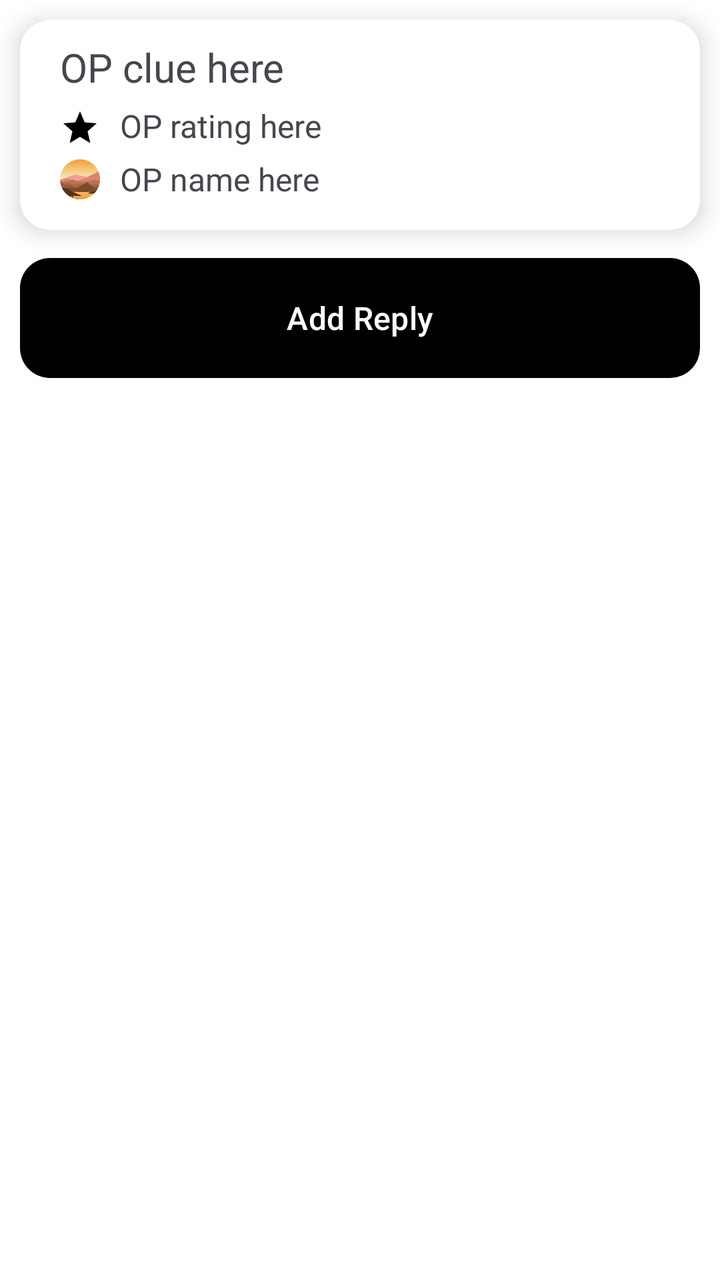
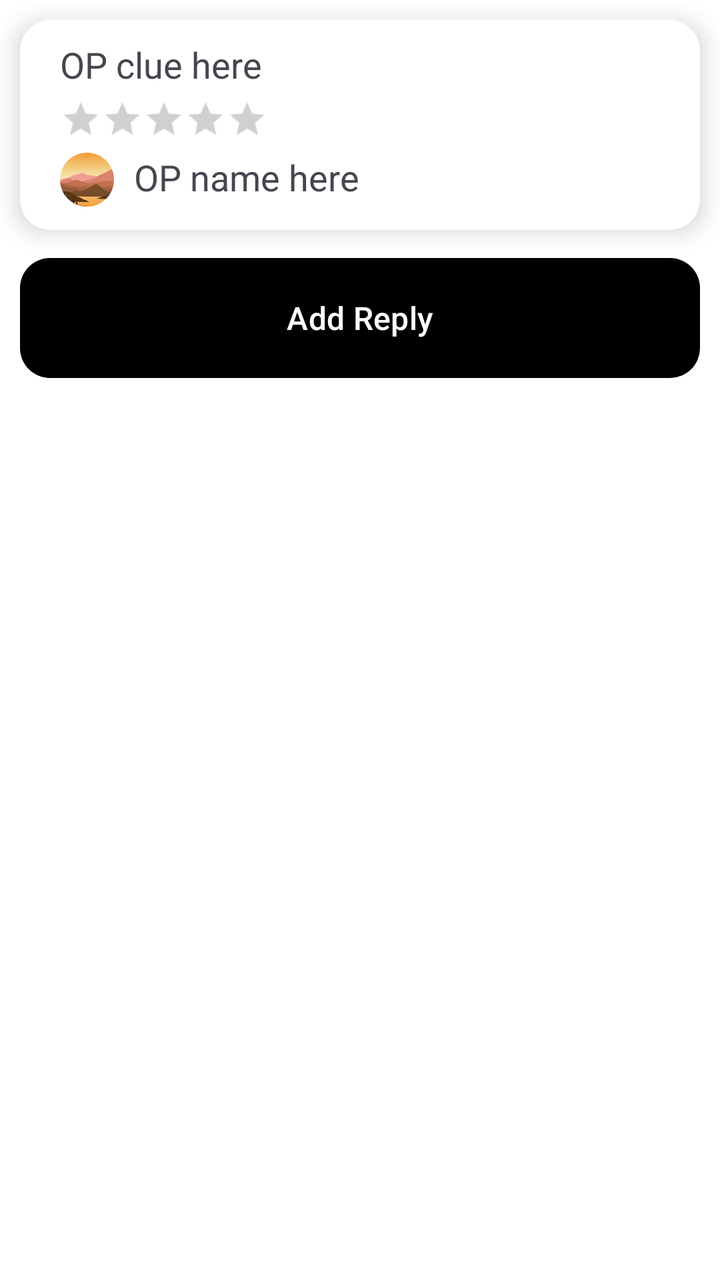

Compare the two renders of this Android layout. The source of the first and the diff that turns it into the second are given below.
<!-- AndroidManifest.xml: application theme Theme.TheApp -->
<!-- res/layout/fragment_post.xml -->
<?xml version="1.0" encoding="utf-8"?>
<androidx.coordinatorlayout.widget.CoordinatorLayout
    xmlns:android="http://schemas.android.com/apk/res/android"
    xmlns:app="http://schemas.android.com/apk/res-auto"
    xmlns:tools="http://schemas.android.com/tools"
    android:layout_width="match_parent"
    android:layout_height="match_parent"
    tools:context=".PostFragment">

    <LinearLayout
        android:layout_width="match_parent"
        android:layout_height="wrap_content"
        android:orientation="vertical">

        <androidx.cardview.widget.CardView
            android:layout_width="match_parent"
            android:layout_height="105dp"
            app:cardCornerRadius="15dp"
            android:layout_margin="10dp"
            android:layout_marginBottom="4dp"
            app:cardElevation="7dp">

            <RelativeLayout
                android:layout_width="match_parent"
                android:layout_height="match_parent"
                android:orientation="vertical">

                <TextView
                    android:id="@+id/originalPostClue"
                    android:layout_width="wrap_content"
                    android:layout_height="wrap_content"
                    android:textSize="20sp"
                    android:text="@string/default_op_clue"
                    android:layout_marginStart="20dp"
                    android:layout_marginEnd="20dp"
                    android:layout_marginTop="10dp"
                    android:maxLines="1"/>

                <ImageView
                    android:layout_width="20dp"
                    android:layout_height="wrap_content"
                    android:layout_below="@id/originalPostClue"
                    android:layout_marginStart="20dp"
                    android:layout_marginTop="5dp"
                    android:src="@drawable/baseline_star_24"/>

                <TextView
                    android:id="@+id/originalPostRating"
                    android:layout_below="@id/originalPostClue"
                    android:layout_width="match_parent"
                    android:layout_height="wrap_content"
                    android:textSize="16sp"
                    android:text="@string/default_op_rating"
                    android:layout_marginStart="50dp"
                    android:layout_marginEnd="50dp"
                    android:layout_marginTop="5dp"/>

                <ImageView
                    android:layout_width="20dp"
                    android:layout_height="32dp"
                    android:layout_below="@id/originalPostRating"
                    android:layout_marginStart="20dp"
                    android:src="@drawable/ic_profile"/>

                <TextView
                    android:id="@+id/originalPostOP"
                    android:layout_below="@id/originalPostRating"
                    android:layout_width="match_parent"
                    android:layout_height="wrap_content"
                    android:textSize="16sp"
                    android:text="@string/default_op_name"
                    android:layout_marginTop="5dp"
                    android:layout_marginStart="50dp"
                    android:layout_marginEnd="50dp"/>

                
                
                
                
                
                
                
                
                

                
                
                
                
                
                
                
                
                

            </RelativeLayout>

        </androidx.cardview.widget.CardView>

        <Button
            android:id="@+id/addReply"
            android:background="@drawable/button_bg"
            android:layout_width="match_parent"
            android:layout_height="60dp"
            android:layout_marginHorizontal="10dp"
            android:layout_marginTop="4dp"
            android:text="@string/write_a_reply"
            android:textSize="16sp"/>


        <androidx.recyclerview.widget.RecyclerView
            android:id="@+id/replyRecyclerView"
            android:layout_width="match_parent"
            android:layout_height="wrap_content"
            android:layout_marginTop="16dp"
            android:layout_marginStart="10dp"
            android:layout_marginEnd="10dp"
            android:clipToPadding="false"
            app:layout_behavior="@string/appbar_scrolling_view_behavior"/>

    </LinearLayout>

</androidx.coordinatorlayout.widget.CoordinatorLayout>
<!-- resources referenced by this layout -->
<resources>
  <!-- drawable baseline_star_24 (drawable) -->
  <vector xmlns:android="http://schemas.android.com/apk/res/android" android:height="24dp" android:tint="#000000" android:viewportHeight="24" android:viewportWidth="24" android:width="24dp">
        
      <path android:fillColor="@android:color/white" android:pathData="M12,17.27L18.18,21l-1.64,-7.03L22,9.24l-7.19,-0.61L12,2 9.19,8.63 2,9.24l5.46,4.73L5.82,21z"/>
      
  </vector>
  <!-- drawable button_bg (drawable) -->
  <?xml version="1.0" encoding="utf-8"?>
  <shape xmlns:android="http://schemas.android.com/apk/res/android"
      android:shape="rectangle">
  
      <solid
          android:color="@color/white"/>
  
      <corners
          android:radius="15dp"/>
  
  </shape>
  <!-- drawable ic_profile (drawable) -->
  <?xml version="1.0" encoding="utf-8"?>
  <bitmap xmlns:android="http://schemas.android.com/apk/res/android"
      android:src="@drawable/cropped_circle_image"
      android:gravity="center">
  
  </bitmap>
  <string name="default_op_clue">OP clue here</string>
  <string name="default_op_name">OP name here</string>
  <string name="default_op_rating">OP rating here</string>
  <string name="write_a_reply">Add Reply</string>
  <style name="Theme.TheApp" parent="Base.Theme.TheApp">
          
          <item name="android:navigationBarColor">@android:color/transparent</item>
          <item name="android:statusBarColor">@android:color/transparent</item>
          <item name="android:windowLightStatusBar">?attr/isLightTheme</item>
      </style>
  <color name="white">#FFFFFF</color>
  <!-- drawable cropped_circle_image: png bitmap (drawable, 21187 bytes) -->
  <style name="Base.Theme.TheApp" parent="Theme.Material3.DayNight.NoActionBar">
          
          
          <item name="colorSurface">@color/nav_view</item>
          <item name="colorOnBackground">@color/nav_view</item>
          <item name="android:colorBackground">@color/nav_view</item>
          <item name="colorPrimary">@color/primary</item>
          <item name="colorOnPrimary">@color/on_primary</item>
      </style>
  <color name="nav_view">#FFFFFF</color>
  <color name="primary">#000000</color>
  <color name="on_primary">#FFFFFF</color>
</resources>

<!-- the commit's change to res/layout/fragment_post.xml (unified diff, before → after) -->
@@ -29,35 +29,51 @@
                     android:id="@+id/originalPostClue"
                     android:layout_width="wrap_content"
                     android:layout_height="wrap_content"
-                    android:textSize="20sp"
+                    android:textSize="18sp"
                     android:text="@string/default_op_clue"
                     android:layout_marginStart="20dp"
                     android:layout_marginEnd="20dp"
                     android:layout_marginTop="10dp"
                     android:maxLines="1"/>
 
-                <ImageView
-                    android:layout_width="20dp"
+
+
+
+
+
+
+
+
+
+
+
+
+
+
+
+
+
+
+                <RatingBar
+                    android:id="@+id/originalPostRating"
+                    android:layout_width="wrap_content"
                     android:layout_height="wrap_content"
                     android:layout_below="@id/originalPostClue"
                     android:layout_marginStart="20dp"
                     android:layout_marginTop="5dp"
-                    android:src="@drawable/baseline_star_24"/>
-
-                <TextView
-                    android:id="@+id/originalPostRating"
-                    android:layout_below="@id/originalPostClue"
-                    android:layout_width="match_parent"
-                    android:layout_height="wrap_content"
-                    android:textSize="16sp"
-                    android:text="@string/default_op_rating"
-                    android:layout_marginStart="50dp"
-                    android:layout_marginEnd="50dp"
-                    android:layout_marginTop="5dp"/>
+                    style="?android:attr/ratingBarStyleSmall"
+                    android:scaleX="1.3"
+                    android:scaleY="1.3"
+                    android:transformPivotX="0dp"
+                    android:transformPivotY="0dp"
+                    android:stepSize="0.5"
+                    android:isIndicator="true"/>
 
                 <ImageView
-                    android:layout_width="20dp"
-                    android:layout_height="32dp"
+                    android:id="@+id/OPPFP"
+                    android:layout_width="27dp"
+                    android:layout_height="27dp"
+                    android:layout_marginTop="11dp"
                     android:layout_below="@id/originalPostRating"
                     android:layout_marginStart="20dp"
                     android:src="@drawable/ic_profile"/>
@@ -65,12 +81,13 @@
                 <TextView
                     android:id="@+id/originalPostOP"
                     android:layout_below="@id/originalPostRating"
+                    android:layout_toEndOf="@id/OPPFP"
                     android:layout_width="match_parent"
                     android:layout_height="wrap_content"
-                    android:textSize="16sp"
+                    android:textSize="18sp"
                     android:text="@string/default_op_name"
-                    android:layout_marginTop="5dp"
-                    android:layout_marginStart="50dp"
+                    android:layout_marginTop="11dp"
+                    android:layout_marginStart="10dp"
                     android:layout_marginEnd="50dp"/>
 
                 
<!-- resource entries referenced after the edit -->
@@ -1,11 +1,5 @@
 <!-- resources referenced by this layout -->
 <resources>
-  <!-- drawable baseline_star_24 (drawable) -->
-  <vector xmlns:android="http://schemas.android.com/apk/res/android" android:height="24dp" android:tint="#000000" android:viewportHeight="24" android:viewportWidth="24" android:width="24dp">
-        
-      <path android:fillColor="@android:color/white" android:pathData="M12,17.27L18.18,21l-1.64,-7.03L22,9.24l-7.19,-0.61L12,2 9.19,8.63 2,9.24l5.46,4.73L5.82,21z"/>
-      
-  </vector>
   <!-- drawable button_bg (drawable) -->
   <?xml version="1.0" encoding="utf-8"?>
   <shape xmlns:android="http://schemas.android.com/apk/res/android"
@@ -27,7 +21,6 @@
   </bitmap>
   <string name="default_op_clue">OP clue here</string>
   <string name="default_op_name">OP name here</string>
-  <string name="default_op_rating">OP rating here</string>
   <string name="write_a_reply">Add Reply</string>
   <style name="Theme.TheApp" parent="Base.Theme.TheApp">
           
